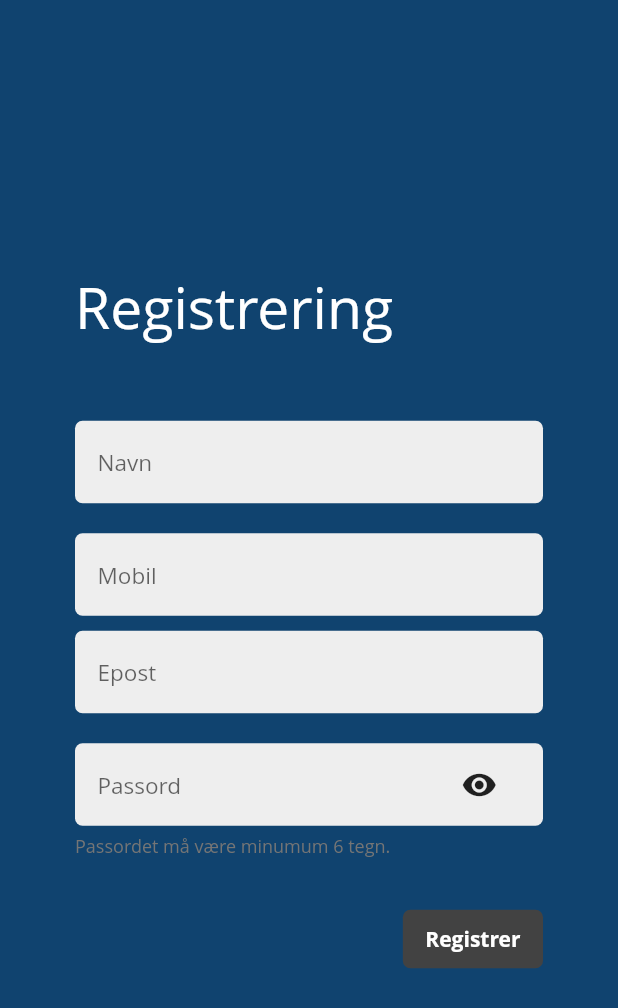
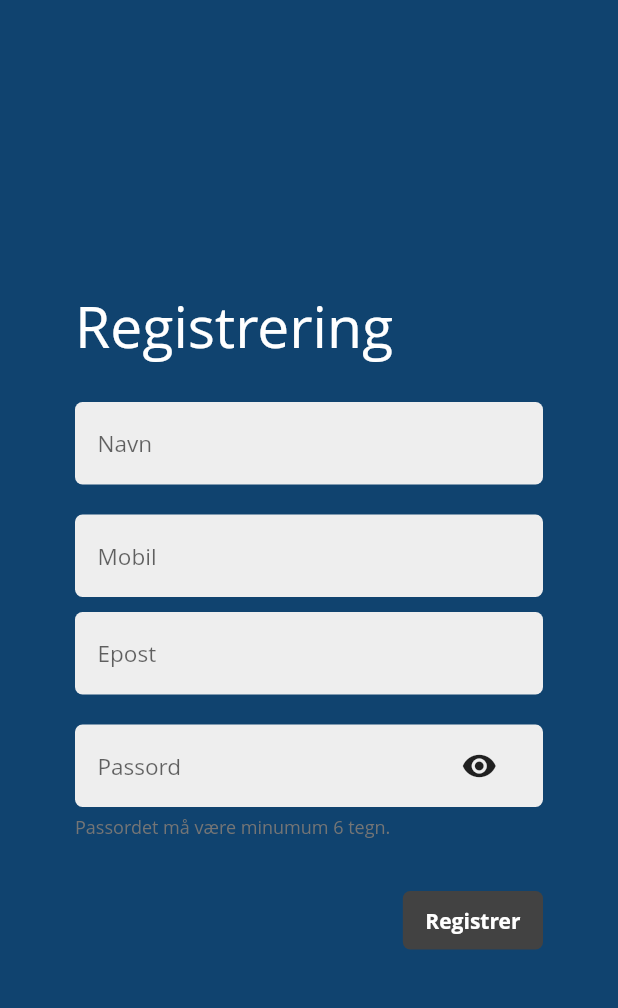
Before and after one commit to runekass/turorientering, a Flutter app: the screen it shows after launch, after a tap on the "visibility" icon, after a tap on "Lag en konto hvis du er ny", on a phone screen of 412 x 824 dp. Shown: the top 1008 px of the screen. Run offline on Flutter 3.47's test engine with Material 2 defaults, Android fonts, the phone set to English and light mode, and no system bars; our stand-ins replace cloud_firestore, firebase_auth, get_it, stacked; accounts and stored records are empty; network calls fail.

Commit message:
Changed vertical space from large to medium over name. Changed background color to dark blue and text color to white. Changed CircularProgressIndicator to white

```diff
--- a/lib/ui/views/signup_view.dart
+++ b/lib/ui/views/signup_view.dart
@@ -32,7 +32,7 @@ class SignUpView extends StatelessWidget {
                   color: Colors.white,
                 ),
               ),
-              verticalSpaceLarge,
+              verticalSpaceMedium,
               InputField(
                 placeholder: 'Navn',
                 controller: fullNameController,
--- a/lib/ui/views/startup_view.dart
+++ b/lib/ui/views/startup_view.dart
@@ -25,7 +25,7 @@ class StartUpView extends StatelessWidget {
               CircularProgressIndicator(
                 strokeWidth: 3,
                 valueColor: AlwaysStoppedAnimation(
-                  Color(0xff19c7c1),
+                  Colors.white70,
                 ),
               )
             ],
```
Also changed, not shown: lib/ui/views/home_view.dart (+6 -1 lines).
